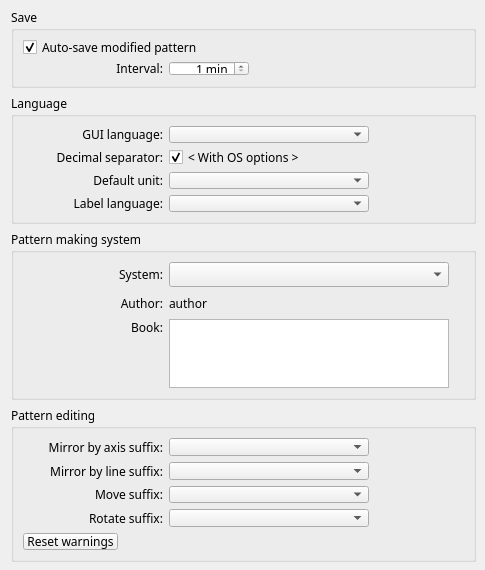
First picture: the form in src/app/seamly2d/dialogs/configpages/preferencesconfigurationpage.ui, repository FashionFreedom/Seamly2D, before the edit.
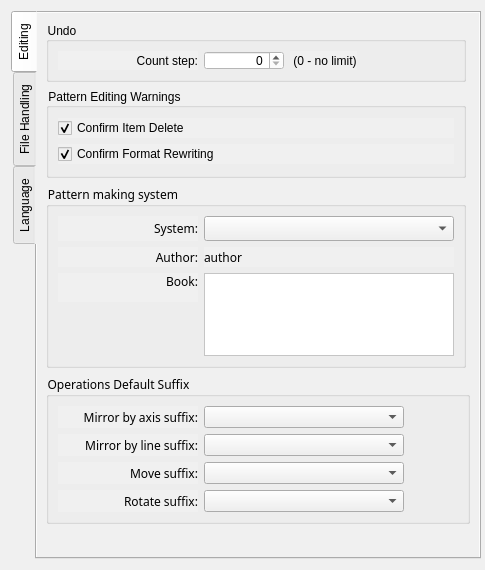
Second picture: the form after the edit. Custom widgets are drawn as their Qt base class.

Commit message:
Add default export file format preference setting
Add default export file format preference setting

The edit to the form file:
```diff
--- a/src/app/seamly2d/dialogs/configpages/preferencesconfigurationpage.ui
+++ b/src/app/seamly2d/dialogs/configpages/preferencesconfigurationpage.ui
@@ -18,81 +18,191 @@
   </property>
   <property name="maximumSize">
    <size>
-    <width>493</width>
+    <width>600</width>
     <height>570</height>
    </size>
   </property>
   <property name="windowTitle">
    <string notr="true">Configuration</string>
   </property>
-  <layout class="QGridLayout" name="gridLayout">
-   <property name="topMargin">
-    <number>8</number>
-   </property>
-   <property name="rightMargin">
-    <number>8</number>
-   </property>
-   <property name="bottomMargin">
-    <number>8</number>
-   </property>
+  <property name="styleSheet">
+   <string notr="true">background-color: rgb(240, 240, 240);</string>
+  </property>
+  <layout class="QFormLayout" name="formLayout">
    <item row="0" column="0">
-    <widget class="QGroupBox" name="save_GroupBox">
+    <widget class="QTabWidget" name="tabWidget">
      <property name="minimumSize">
       <size>
-       <width>465</width>
-       <height>80</height>
+       <width>470</width>
+       <height>0</height>
+      </size>
+     </property>
+     <property name="palette">
+      <palette>
+       <active>
+        <colorrole role="Button">
+         <brush brushstyle="SolidPattern">
+          <color alpha="255">
+           <red>240</red>
+           <green>240</green>
+           <blue>240</blue>
+          </color>
+         </brush>
+        </colorrole>
+        <colorrole role="Base">
+         <brush brushstyle="SolidPattern">
+          <color alpha="255">
+           <red>240</red>
+           <green>240</green>
+           <blue>240</blue>
+          </color>
+         </brush>
+        </colorrole>
+        <colorrole role="Window">
+         <brush brushstyle="SolidPattern">
+          <color alpha="255">
+           <red>240</red>
+           <green>240</green>
+           <blue>240</blue>
+          </color>
+         </brush>
+        </colorrole>
+       </active>
+       <inactive>
+        <colorrole role="Button">
+         <brush brushstyle="SolidPattern">
+          <color alpha="255">
+           <red>240</red>
+           <green>240</green>
+           <blue>240</blue>
+          </color>
+         </brush>
+        </colorrole>
+        <colorrole role="Base">
+         <brush brushstyle="SolidPattern">
+          <color alpha="255">
+           <red>240</red>
+           <green>240</green>
+           <blue>240</blue>
+          </color>
+         </brush>
+        </colorrole>
+        <colorrole role="Window">
+         <brush brushstyle="SolidPattern">
+          <color alpha="255">
+           <red>240</red>
+           <green>240</green>
+           <blue>240</blue>
+          </color>
+         </brush>
+        </colorrole>
+       </inactive>
+       <disabled>
+        <colorrole role="Button">
+         <brush brushstyle="SolidPattern">
+          <color alpha="255">
+           <red>240</red>
+           <green>240</green>
+           <blue>240</blue>
+          </color>
+         </brush>
+        </colorrole>
+        <colorrole role="Base">
+         <brush brushstyle="SolidPattern">
+          <color alpha="255">
+           <red>240</red>
+           <green>240</green>
+           <blue>240</blue>
+          </color>
+         </brush>
+        </colorrole>
+        <colorrole role="Window">
+         <brush brushstyle="SolidPattern">
+          <color alpha="255">
+           <red>240</red>
+           <green>240</green>
+           <blue>240</blue>
+          </color>
+         </brush>
+        </colorrole>
+       </disabled>
+      </palette>
+     </property>
+     <property name="font">
+      <font>
+       <pointsize>9</pointsize>
+      </font>
+     </property>
+     <property name="autoFillBackground">
+      <bool>false</bool>
+     </property>
+     <property name="tabPosition">
+      <enum>QTabWidget::West</enum>
+     </property>
+     <property name="currentIndex">
+      <number>0</number>
+     </property>
+     <widget class="QWidget" name="general_Tab">
+      <attribute name="title">
+       <string>Editing</string>
+      </attribute>
+      <layout class="QVBoxLayout" name="verticalLayout_9">
+       <item>
+        <widget class="QGroupBox" name="undo_GroupBox">
+         <property name="minimumSize">
+          <size>
+           <width>420</width>
+           <height>60</height>
       </size>
      </property>
      <property name="maximumSize">
       <size>
-       <width>465</width>
+           <width>420</width>
        <height>16777215</height>
       </size>
      </property>
      <property name="font">
       <font>
-       <family>MS Shell Dlg 2 UI</family>
+           <family>MS Shell Dlg 2</family>
        <pointsize>9</pointsize>
-       <weight>50</weight>
-       <bold>false</bold>
       </font>
      </property>
      <property name="title">
-      <string>Save</string>
-     </property>
-     <layout class="QGridLayout" name="gridLayout_6" columnminimumwidth="140,0,0">
-      <item row="0" column="0" colspan="2">
-       <widget class="QCheckBox" name="autoSaveCheck">
-        <property name="sizePolicy">
-         <sizepolicy hsizetype="Preferred" vsizetype="Fixed">
-          <horstretch>0</horstretch>
-          <verstretch>0</verstretch>
-         </sizepolicy>
+          <string>Undo</string>
+         </property>
+         <layout class="QVBoxLayout" name="verticalLayout_3">
+          <item>
+           <layout class="QHBoxLayout" name="horizontalLayout_5">
+            <item>
+             <widget class="QLabel" name="undoCount_Label">
+              <property name="minimumSize">
+               <size>
+                <width>140</width>
+                <height>0</height>
+               </size>
+              </property>
+              <property name="maximumSize">
+               <size>
+                <width>16777215</width>
+                <height>16777215</height>
+               </size>
         </property>
         <property name="font">
          <font>
-          <family>MS Shell Dlg 2 UI</family>
+                <family>MS Shell Dlg 2</family>
           <pointsize>9</pointsize>
-          <weight>50</weight>
-          <bold>false</bold>
          </font>
         </property>
         <property name="text">
-         <string>Auto-save modified pattern</string>
-        </property>
-        <property name="checked">
-         <bool>true</bool>
+               <string>Count step:</string>
+              </property>
+              <property name="alignment">
+               <set>Qt::AlignRight|Qt::AlignTrailing|Qt::AlignVCenter</set>
         </property>
        </widget>
       </item>
-      <item row="1" column="1">
-       <widget class="QSpinBox" name="autoTime">
-        <property name="sizePolicy">
-         <sizepolicy hsizetype="Minimum" vsizetype="Fixed">
-          <horstretch>0</horstretch>
-          <verstretch>0</verstretch>
-         </sizepolicy>
-        </property>
+            <item>
+             <widget class="QSpinBox" name="undoCount_SpinBox">
         <property name="minimumSize">
          <size>
           <width>80</width>
@@ -101,46 +211,33 @@
         </property>
         <property name="font">
          <font>
-          <family>MS Shell Dlg 2 UI</family>
+                <family>MS Shell Dlg 2</family>
           <pointsize>9</pointsize>
-          <weight>50</weight>
-          <bold>false</bold>
-         </font>
-        </property>
+               </font>
+              </property>
+              <property name="styleSheet">
+               <string notr="true">background-color: rgb(255, 255, 255);</string>
+              </property>
         <property name="alignment">
          <set>Qt::AlignRight|Qt::AlignTrailing|Qt::AlignVCenter</set>
         </property>
-        <property name="suffix">
-         <string> min</string>
-        </property>
-        <property name="minimum">
-         <number>1</number>
-        </property>
-        <property name="maximum">
-         <number>60</number>
-        </property>
-       </widget>
-      </item>
-      <item row="1" column="0">
-       <widget class="QLabel" name="label">
+             </widget>
+            </item>
+            <item>
+             <widget class="QLabel" name="label_10">
         <property name="font">
          <font>
-          <family>MS Shell Dlg 2 UI</family>
+                <family>MS Shell Dlg 2</family>
           <pointsize>9</pointsize>
-          <weight>50</weight>
-          <bold>false</bold>
          </font>
         </property>
         <property name="text">
-         <string>Interval:</string>
-        </property>
-        <property name="alignment">
-         <set>Qt::AlignRight|Qt::AlignTrailing|Qt::AlignVCenter</set>
+               <string> (0 - no limit)</string>
         </property>
        </widget>
       </item>
-      <item row="1" column="2">
-       <spacer name="horizontalSpacer_3">
+            <item>
+             <spacer name="horizontalSpacer_5">
         <property name="orientation">
          <enum>Qt::Horizontal</enum>
         </property>
@@ -153,19 +250,72 @@
        </spacer>
       </item>
      </layout>
-    </widget>
-   </item>
-   <item row="2" column="0">
+          </item>
+         </layout>
+        </widget>
+       </item>
+       <item>
+        <widget class="QGroupBox" name="patternEditing_GroupBox">
+         <property name="minimumSize">
+          <size>
+           <width>420</width>
+           <height>90</height>
+          </size>
+         </property>
+         <property name="maximumSize">
+          <size>
+           <width>420</width>
+           <height>16777215</height>
+          </size>
+         </property>
+         <property name="font">
+          <font>
+           <family>MS Shell Dlg 2</family>
+           <pointsize>9</pointsize>
+          </font>
+         </property>
+         <property name="title">
+          <string>Pattern Editing Warnings</string>
+         </property>
+         <layout class="QVBoxLayout" name="verticalLayout_7">
+          <item>
+           <layout class="QVBoxLayout" name="verticalLayout_8">
+            <item>
+             <widget class="QCheckBox" name="confirmItemDelete_CheckBox">
+              <property name="text">
+               <string>Confirm Item Delete</string>
+              </property>
+              <property name="checked">
+               <bool>true</bool>
+              </property>
+             </widget>
+            </item>
+            <item>
+             <widget class="QCheckBox" name="confirmFormatRewriting_CheckBox">
+              <property name="text">
+               <string>Confirm Format Rewriting</string>
+              </property>
+              <property name="checked">
+               <bool>true</bool>
+              </property>
+             </widget>
+            </item>
+           </layout>
+          </item>
+         </layout>
+        </widget>
+       </item>
+       <item>
     <widget class="QGroupBox" name="patternMakingSytem_GroupBox">
      <property name="minimumSize">
       <size>
-       <width>465</width>
+           <width>420</width>
        <height>170</height>
       </size>
      </property>
      <property name="maximumSize">
       <size>
-       <width>465</width>
+           <width>420</width>
        <height>16777215</height>
       </size>
      </property>
@@ -178,12 +328,34 @@
      <property name="title">
       <string>Pattern making system</string>
      </property>
-     <layout class="QGridLayout" name="gridLayout_3" columnminimumwidth="140,0,0">
+         <layout class="QFormLayout" name="formLayout_2">
+          <item row="0" column="0">
+           <widget class="QLabel" name="label_15">
+            <property name="minimumSize">
+             <size>
+              <width>140</width>
+              <height>0</height>
+             </size>
+            </property>
+            <property name="font">
+             <font>
+              <family>MS Shell Dlg 2 UI</family>
+              <pointsize>9</pointsize>
+             </font>
+            </property>
+            <property name="text">
+             <string>System:</string>
+            </property>
+            <property name="alignment">
+             <set>Qt::AlignRight|Qt::AlignTrailing|Qt::AlignVCenter</set>
+            </property>
+           </widget>
+          </item>
       <item row="0" column="1">
        <widget class="QComboBox" name="systemCombo">
         <property name="minimumSize">
          <size>
-          <width>280</width>
+              <width>250</width>
           <height>0</height>
          </size>
         </property>
@@ -195,6 +367,69 @@
         </property>
        </widget>
       </item>
+          <item row="1" column="0">
+           <widget class="QLabel" name="label_16">
+            <property name="minimumSize">
+             <size>
+              <width>140</width>
+              <height>0</height>
+             </size>
+            </property>
+            <property name="font">
+             <font>
+              <family>MS Shell Dlg 2 UI</family>
+              <pointsize>9</pointsize>
+             </font>
+            </property>
+            <property name="text">
+             <string>Author:</string>
+            </property>
+            <property name="alignment">
+             <set>Qt::AlignRight|Qt::AlignTrailing|Qt::AlignVCenter</set>
+            </property>
+           </widget>
+          </item>
+          <item row="1" column="1">
+           <widget class="QLabel" name="systemAuthorValueLabel">
+            <property name="minimumSize">
+             <size>
+              <width>200</width>
+              <height>20</height>
+             </size>
+            </property>
+            <property name="font">
+             <font>
+              <family>MS Shell Dlg 2 UI</family>
+              <pointsize>9</pointsize>
+             </font>
+            </property>
+            <property name="text">
+             <string notr="true">author</string>
+            </property>
+           </widget>
+          </item>
+          <item row="2" column="0">
+           <widget class="QLabel" name="label_17">
+            <property name="minimumSize">
+             <size>
+              <width>140</width>
+              <height>0</height>
+             </size>
+            </property>
+            <property name="font">
+             <font>
+              <family>MS Shell Dlg 2 UI</family>
+              <pointsize>9</pointsize>
+             </font>
+            </property>
+            <property name="text">
+             <string>Book:</string>
+            </property>
+            <property name="alignment">
+             <set>Qt::AlignRight|Qt::AlignTop|Qt::AlignTrailing</set>
+            </property>
+           </widget>
+          </item>
       <item row="2" column="1">
        <widget class="QPlainTextEdit" name="systemBookValueLabel">
         <property name="sizePolicy">
@@ -205,7 +440,7 @@
         </property>
         <property name="minimumSize">
          <size>
-          <width>280</width>
+              <width>250</width>
           <height>50</height>
          </size>
         </property>
@@ -221,273 +456,22 @@
           <pointsize>9</pointsize>
          </font>
         </property>
+            <property name="styleSheet">
+             <string notr="true">background-color: rgb(255, 255, 255);</string>
+            </property>
         <property name="readOnly">
          <bool>true</bool>
         </property>
        </widget>
       </item>
-      <item row="0" column="0">
-       <widget class="QLabel" name="label_6">
-        <property name="font">
-         <font>
-          <family>MS Shell Dlg 2 UI</family>
-          <pointsize>9</pointsize>
-         </font>
-        </property>
-        <property name="text">
-         <string>System:</string>
-        </property>
-        <property name="alignment">
-         <set>Qt::AlignRight|Qt::AlignTrailing|Qt::AlignVCenter</set>
-        </property>
-       </widget>
-      </item>
-      <item row="1" column="0">
-       <widget class="QLabel" name="label_7">
-        <property name="font">
-         <font>
-          <family>MS Shell Dlg 2 UI</family>
-          <pointsize>9</pointsize>
-         </font>
-        </property>
-        <property name="text">
-         <string>Author:</string>
-        </property>
-        <property name="alignment">
-         <set>Qt::AlignRight|Qt::AlignTrailing|Qt::AlignVCenter</set>
-        </property>
-       </widget>
-      </item>
-      <item row="2" column="0">
-       <widget class="QLabel" name="label_9">
-        <property name="font">
-         <font>
-          <family>MS Shell Dlg 2 UI</family>
-          <pointsize>9</pointsize>
-         </font>
-        </property>
-        <property name="text">
-         <string>Book:</string>
-        </property>
-        <property name="alignment">
-         <set>Qt::AlignRight|Qt::AlignTop|Qt::AlignTrailing</set>
-        </property>
-       </widget>
-      </item>
-      <item row="1" column="1">
-       <widget class="QLabel" name="systemAuthorValueLabel">
-        <property name="minimumSize">
-         <size>
-          <width>200</width>
-          <height>20</height>
-         </size>
-        </property>
-        <property name="font">
-         <font>
-          <family>MS Shell Dlg 2 UI</family>
-          <pointsize>9</pointsize>
-         </font>
-        </property>
-        <property name="text">
-         <string notr="true">author</string>
-        </property>
-       </widget>
-      </item>
-      <item row="2" column="2">
-       <spacer name="horizontalSpacer_4">
-        <property name="orientation">
-         <enum>Qt::Horizontal</enum>
-        </property>
-        <property name="sizeHint" stdset="0">
-         <size>
-          <width>40</width>
-          <height>20</height>
-         </size>
-        </property>
-       </spacer>
-      </item>
      </layout>
     </widget>
    </item>
-   <item row="1" column="0">
-    <widget class="QGroupBox" name="language_GroupBox">
+       <item>
+        <widget class="QGroupBox" name="suffix_GroupBox">
      <property name="minimumSize">
       <size>
-       <width>465</width>
-       <height>130</height>
-      </size>
-     </property>
-     <property name="maximumSize">
-      <size>
-       <width>465</width>
-       <height>16777215</height>
-      </size>
-     </property>
-     <property name="font">
-      <font>
-       <family>MS Shell Dlg 2 UI</family>
-       <pointsize>9</pointsize>
-      </font>
-     </property>
-     <property name="title">
-      <string>Language</string>
-     </property>
-     <layout class="QGridLayout" name="gridLayout_2" columnminimumwidth="140,0,0">
-      <item row="1" column="0">
-       <widget class="QLabel" name="label_3">
-        <property name="font">
-         <font>
-          <family>MS Shell Dlg 2 UI</family>
-          <pointsize>9</pointsize>
-         </font>
-        </property>
-        <property name="text">
-         <string>Decimal separator:</string>
-        </property>
-        <property name="alignment">
-         <set>Qt::AlignRight|Qt::AlignTrailing|Qt::AlignVCenter</set>
-        </property>
-       </widget>
-      </item>
-      <item row="1" column="1">
-       <widget class="QCheckBox" name="osOptionCheck">
-        <property name="minimumSize">
-         <size>
-          <width>200</width>
-          <height>0</height>
-         </size>
-        </property>
-        <property name="font">
-         <font>
-          <family>MS Shell Dlg 2 UI</family>
-          <pointsize>9</pointsize>
-         </font>
-        </property>
-        <property name="text">
-         <string notr="true">&lt; With OS options &gt;</string>
-        </property>
-        <property name="checked">
-         <bool>true</bool>
-        </property>
-       </widget>
-      </item>
-      <item row="0" column="1">
-       <widget class="QComboBox" name="langCombo">
-        <property name="minimumSize">
-         <size>
-          <width>200</width>
-          <height>0</height>
-         </size>
-        </property>
-        <property name="font">
-         <font>
-          <family>MS Shell Dlg 2 UI</family>
-          <pointsize>9</pointsize>
-         </font>
-        </property>
-       </widget>
-      </item>
-      <item row="0" column="0">
-       <widget class="QLabel" name="label_2">
-        <property name="font">
-         <font>
-          <family>MS Shell Dlg 2 UI</family>
-          <pointsize>9</pointsize>
-         </font>
-        </property>
-        <property name="text">
-         <string>GUI language:</string>
-        </property>
-        <property name="alignment">
-         <set>Qt::AlignRight|Qt::AlignTrailing|Qt::AlignVCenter</set>
-        </property>
-       </widget>
-      </item>
-      <item row="3" column="1">
-       <widget class="QComboBox" name="labelCombo">
-        <property name="minimumSize">
-         <size>
-          <width>200</width>
-          <height>0</height>
-         </size>
-        </property>
-        <property name="font">
-         <font>
-          <family>MS Shell Dlg 2 UI</family>
-          <pointsize>9</pointsize>
-         </font>
-        </property>
-       </widget>
-      </item>
-      <item row="3" column="0">
-       <widget class="QLabel" name="label_5">
-        <property name="font">
-         <font>
-          <family>MS Shell Dlg 2 UI</family>
-          <pointsize>9</pointsize>
-         </font>
-        </property>
-        <property name="text">
-         <string>Label language:</string>
-        </property>
-        <property name="alignment">
-         <set>Qt::AlignRight|Qt::AlignTrailing|Qt::AlignVCenter</set>
-        </property>
-       </widget>
-      </item>
-      <item row="2" column="0">
-       <widget class="QLabel" name="label_4">
-        <property name="font">
-         <font>
-          <family>MS Shell Dlg 2 UI</family>
-          <pointsize>9</pointsize>
-         </font>
-        </property>
-        <property name="text">
-         <string>Default unit:</string>
-        </property>
-        <property name="alignment">
-         <set>Qt::AlignRight|Qt::AlignTrailing|Qt::AlignVCenter</set>
-        </property>
-       </widget>
-      </item>
-      <item row="2" column="1">
-       <widget class="QComboBox" name="unitCombo">
-        <property name="minimumSize">
-         <size>
-          <width>200</width>
-          <height>0</height>
-         </size>
-        </property>
-        <property name="font">
-         <font>
-          <family>MS Shell Dlg 2 UI</family>
-          <pointsize>9</pointsize>
-         </font>
-        </property>
-       </widget>
-      </item>
-      <item row="1" column="2">
-       <spacer name="horizontalSpacer">
-        <property name="orientation">
-         <enum>Qt::Horizontal</enum>
-        </property>
-        <property name="sizeHint" stdset="0">
-         <size>
-          <width>40</width>
-          <height>20</height>
-         </size>
-        </property>
-       </spacer>
-      </item>
-     </layout>
-    </widget>
-   </item>
-   <item row="3" column="0">
-    <widget class="QGroupBox" name="patternEditing_GroupBox">
-     <property name="minimumSize">
-      <size>
-       <width>465</width>
+           <width>420</width>
        <height>150</height>
       </size>
      </property>
@@ -504,11 +488,11 @@
       </font>
      </property>
      <property name="title">
-      <string>Pattern editing</string>
-     </property>
-     <layout class="QVBoxLayout" name="verticalLayout">
+          <string>Operations Default Suffix</string>
+         </property>
+         <layout class="QVBoxLayout" name="verticalLayout_2">
       <item>
-       <layout class="QHBoxLayout" name="horizontalLayout_4">
+           <layout class="QHBoxLayout" name="horizontalLayout_6">
         <item>
          <widget class="QLabel" name="label_11">
           <property name="minimumSize">
@@ -551,7 +535,7 @@
        </layout>
       </item>
       <item>
-       <layout class="QHBoxLayout" name="horizontalLayout_5">
+           <layout class="QHBoxLayout" name="horizontalLayout_7">
         <item>
          <widget class="QLabel" name="label_12">
           <property name="minimumSize">
@@ -596,7 +580,7 @@
       <item>
        <layout class="QHBoxLayout" name="horizontalLayout">
         <item>
-         <widget class="QLabel" name="label_8">
+             <widget class="QLabel" name="label_13">
           <property name="minimumSize">
            <size>
             <width>140</width>
@@ -622,7 +606,7 @@
          </widget>
         </item>
         <item>
-         <spacer name="horizontalSpacer_5">
+             <spacer name="horizontalSpacer_9">
           <property name="orientation">
            <enum>Qt::Horizontal</enum>
           </property>
@@ -639,7 +623,7 @@
       <item>
        <layout class="QHBoxLayout" name="horizontalLayout_2">
         <item>
-         <widget class="QLabel" name="label_10">
+             <widget class="QLabel" name="label_14">
           <property name="minimumSize">
            <size>
             <width>140</width>
@@ -665,6 +649,141 @@
          </widget>
         </item>
         <item>
+             <spacer name="horizontalSpacer_10">
+              <property name="orientation">
+               <enum>Qt::Horizontal</enum>
+              </property>
+              <property name="sizeHint" stdset="0">
+               <size>
+                <width>40</width>
+                <height>20</height>
+               </size>
+              </property>
+             </spacer>
+            </item>
+           </layout>
+          </item>
+         </layout>
+        </widget>
+       </item>
+       <item>
+        <spacer name="verticalSpacer_3">
+         <property name="orientation">
+          <enum>Qt::Vertical</enum>
+         </property>
+         <property name="sizeHint" stdset="0">
+          <size>
+           <width>20</width>
+           <height>40</height>
+          </size>
+         </property>
+        </spacer>
+       </item>
+      </layout>
+     </widget>
+     <widget class="QWidget" name="fileHandling_Tab">
+      <attribute name="title">
+       <string>File Handling</string>
+      </attribute>
+      <layout class="QVBoxLayout" name="verticalLayout_6">
+       <item>
+        <widget class="QGroupBox" name="autoSave_CheckBox">
+         <property name="minimumSize">
+          <size>
+           <width>420</width>
+           <height>60</height>
+          </size>
+         </property>
+         <property name="maximumSize">
+          <size>
+           <width>420</width>
+           <height>16777215</height>
+          </size>
+         </property>
+         <property name="font">
+          <font>
+           <family>MS Shell Dlg 2</family>
+           <pointsize>9</pointsize>
+           <weight>50</weight>
+           <bold>false</bold>
+          </font>
+         </property>
+         <property name="title">
+          <string>Enable Autosave</string>
+         </property>
+         <property name="checkable">
+          <bool>true</bool>
+         </property>
+         <layout class="QVBoxLayout" name="verticalLayout">
+          <item>
+           <layout class="QHBoxLayout" name="horizontalLayout_4">
+            <item>
+             <widget class="QLabel" name="interval_Label">
+              <property name="minimumSize">
+               <size>
+                <width>140</width>
+                <height>0</height>
+               </size>
+              </property>
+              <property name="font">
+               <font>
+                <family>MS Shell Dlg 2 UI</family>
+                <pointsize>9</pointsize>
+                <weight>50</weight>
+                <bold>false</bold>
+               </font>
+              </property>
+              <property name="text">
+               <string>Interval:</string>
+              </property>
+              <property name="alignment">
+               <set>Qt::AlignRight|Qt::AlignTrailing|Qt::AlignVCenter</set>
+              </property>
+             </widget>
+            </item>
+            <item>
+             <widget class="QSpinBox" name="autoInterval_Spinbox">
+              <property name="sizePolicy">
+               <sizepolicy hsizetype="Minimum" vsizetype="Fixed">
+                <horstretch>0</horstretch>
+                <verstretch>0</verstretch>
+               </sizepolicy>
+              </property>
+              <property name="minimumSize">
+               <size>
+                <width>120</width>
+                <height>0</height>
+               </size>
+              </property>
+              <property name="font">
+               <font>
+                <family>MS Shell Dlg 2</family>
+                <pointsize>9</pointsize>
+                <weight>50</weight>
+                <bold>false</bold>
+               </font>
+              </property>
+              <property name="styleSheet">
+               <string notr="true">background-color: rgb(255, 255, 255);</string>
+              </property>
+              <property name="alignment">
+               <set>Qt::AlignRight|Qt::AlignTrailing|Qt::AlignVCenter</set>
+              </property>
+              <property name="suffix">
+               <string> min</string>
+              </property>
+              <property name="prefix">
+               <string>Every </string>
+              </property>
+              <property name="minimum">
+               <number>1</number>
+              </property>
+              <property name="maximum">
+               <number>60</number>
+              </property>
+             </widget>
+            </item>
+            <item>
          <spacer name="horizontalSpacer_6">
           <property name="orientation">
            <enum>Qt::Horizontal</enum>
@@ -679,29 +798,166 @@
         </item>
        </layout>
       </item>
+         </layout>
+        </widget>
+       </item>
+       <item>
+        <widget class="QGroupBox" name="exportFormat_GroupBox">
+         <property name="minimumSize">
+          <size>
+           <width>420</width>
+           <height>100</height>
+          </size>
+         </property>
+         <property name="maximumSize">
+          <size>
+           <width>420</width>
+           <height>16777215</height>
+          </size>
+         </property>
+         <property name="title">
+          <string>Export Format</string>
+         </property>
+         <layout class="QVBoxLayout" name="verticalLayout_5">
+          <item>
+           <widget class="QCheckBox" name="uselastExportFormat_CheckBox">
+            <property name="text">
+             <string>Save last used</string>
+            </property>
+           </widget>
+          </item>
       <item>
        <layout class="QHBoxLayout" name="horizontalLayout_3">
         <item>
-         <widget class="QPushButton" name="resetWarningsButton">
-          <property name="sizePolicy">
-           <sizepolicy hsizetype="Fixed" vsizetype="Fixed">
-            <horstretch>0</horstretch>
-            <verstretch>0</verstretch>
-           </sizepolicy>
-          </property>
+             <widget class="QLabel" name="defaultExportFormat_Label">
+              <property name="minimumSize">
+               <size>
+                <width>140</width>
+                <height>0</height>
+               </size>
+              </property>
+              <property name="text">
+               <string>Default:</string>
+              </property>
+              <property name="alignment">
+               <set>Qt::AlignRight|Qt::AlignTrailing|Qt::AlignVCenter</set>
+              </property>
+             </widget>
+            </item>
+            <item>
+             <widget class="ExportFormatCombobox" name="defaultExportFormat_ComboBox">
+              <property name="minimumSize">
+               <size>
+                <width>250</width>
+                <height>0</height>
+               </size>
+              </property>
+             </widget>
+            </item>
+            <item>
+             <spacer name="horizontalSpacer">
+              <property name="orientation">
+               <enum>Qt::Horizontal</enum>
+              </property>
+              <property name="sizeHint" stdset="0">
+               <size>
+                <width>40</width>
+                <height>20</height>
+               </size>
+              </property>
+             </spacer>
+            </item>
+           </layout>
+          </item>
+         </layout>
+        </widget>
+       </item>
+       <item>
+        <spacer name="verticalSpacer">
+         <property name="orientation">
+          <enum>Qt::Vertical</enum>
+         </property>
+         <property name="sizeHint" stdset="0">
+          <size>
+           <width>20</width>
+           <height>353</height>
+          </size>
+         </property>
+        </spacer>
+       </item>
+      </layout>
+     </widget>
+     <widget class="QWidget" name="language_Tab">
+      <attribute name="title">
+       <string>Language</string>
+      </attribute>
+      <layout class="QVBoxLayout" name="verticalLayout_10">
+       <item>
+        <widget class="QGroupBox" name="language_GroupBox">
+         <property name="minimumSize">
+          <size>
+           <width>420</width>
+           <height>140</height>
+          </size>
+         </property>
+         <property name="maximumSize">
+          <size>
+           <width>420</width>
+           <height>16777215</height>
+          </size>
+         </property>
           <property name="font">
            <font>
-            <family>MS Shell Dlg 2 UI</family>
+           <family>MS Shell Dlg 2</family>
             <pointsize>9</pointsize>
            </font>
           </property>
+         <property name="title">
+          <string>Language</string>
+         </property>
+         <layout class="QVBoxLayout" name="verticalLayout_4">
+          <item>
+           <layout class="QHBoxLayout" name="horizontalLayout_11">
+            <item>
+             <widget class="QLabel" name="label_6">
+              <property name="minimumSize">
+               <size>
+                <width>140</width>
+                <height>0</height>
+               </size>
+              </property>
+              <property name="font">
+               <font>
+                <family>MS Shell Dlg 2</family>
+                <pointsize>9</pointsize>
+               </font>
+              </property>
           <property name="text">
-           <string>Reset warnings</string>
-          </property>
+               <string>GUI language:</string>
+              </property>
+              <property name="alignment">
+               <set>Qt::AlignRight|Qt::AlignTrailing|Qt::AlignVCenter</set>
+              </property>
          </widget>
         </item>
         <item>
-         <spacer name="horizontalSpacer_2">
+             <widget class="QComboBox" name="langCombo">
+              <property name="minimumSize">
+               <size>
+                <width>245</width>
+                <height>0</height>
+               </size>
+              </property>
+              <property name="font">
+               <font>
+                <family>MS Shell Dlg 2</family>
+                <pointsize>9</pointsize>
+               </font>
+              </property>
+             </widget>
+            </item>
+            <item>
+             <spacer name="horizontalSpacer_12">
           <property name="orientation">
            <enum>Qt::Horizontal</enum>
           </property>
@@ -715,11 +971,206 @@
         </item>
        </layout>
       </item>
-     </layout>
-    </widget>
-   </item>
-  </layout>
- </widget>
+          <item>
+           <layout class="QHBoxLayout" name="horizontalLayout_12">
+            <item>
+             <widget class="QLabel" name="label_7">
+              <property name="minimumSize">
+               <size>
+                <width>140</width>
+                <height>0</height>
+               </size>
+              </property>
+              <property name="font">
+               <font>
+                <family>MS Shell Dlg 2</family>
+                <pointsize>9</pointsize>
+               </font>
+              </property>
+              <property name="text">
+               <string>Decimal separator:</string>
+              </property>
+              <property name="alignment">
+               <set>Qt::AlignRight|Qt::AlignTrailing|Qt::AlignVCenter</set>
+              </property>
+             </widget>
+            </item>
+            <item>
+             <widget class="QCheckBox" name="osOptionCheck">
+              <property name="minimumSize">
+               <size>
+                <width>200</width>
+                <height>0</height>
+               </size>
+              </property>
+              <property name="font">
+               <font>
+                <family>MS Shell Dlg 2</family>
+                <pointsize>9</pointsize>
+               </font>
+              </property>
+              <property name="text">
+               <string notr="true">&lt; With OS options &gt;</string>
+              </property>
+              <property name="checked">
+               <bool>true</bool>
+              </property>
+             </widget>
+            </item>
+            <item>
+             <spacer name="horizontalSpacer_13">
+              <property name="orientation">
+               <enum>Qt::Horizontal</enum>
+              </property>
+              <property name="sizeHint" stdset="0">
+               <size>
+                <width>40</width>
+                <height>20</height>
+               </size>
+              </property>
+             </spacer>
+            </item>
+           </layout>
+          </item>
+          <item>
+           <layout class="QHBoxLayout" name="horizontalLayout_13">
+            <item>
+             <widget class="QLabel" name="label_8">
+              <property name="minimumSize">
+               <size>
+                <width>140</width>
+                <height>0</height>
+               </size>
+              </property>
+              <property name="font">
+               <font>
+                <family>MS Shell Dlg 2</family>
+                <pointsize>9</pointsize>
+               </font>
+              </property>
+              <property name="text">
+               <string>Default unit:</string>
+              </property>
+              <property name="alignment">
+               <set>Qt::AlignRight|Qt::AlignTrailing|Qt::AlignVCenter</set>
+              </property>
+             </widget>
+            </item>
+            <item>
+             <widget class="QComboBox" name="unitCombo">
+              <property name="minimumSize">
+               <size>
+                <width>245</width>
+                <height>0</height>
+               </size>
+              </property>
+              <property name="font">
+               <font>
+                <family>MS Shell Dlg 2</family>
+                <pointsize>9</pointsize>
+               </font>
+              </property>
+             </widget>
+            </item>
+            <item>
+             <spacer name="horizontalSpacer_14">
+              <property name="orientation">
+               <enum>Qt::Horizontal</enum>
+              </property>
+              <property name="sizeHint" stdset="0">
+               <size>
+                <width>40</width>
+                <height>20</height>
+               </size>
+              </property>
+             </spacer>
+            </item>
+           </layout>
+          </item>
+          <item>
+           <layout class="QHBoxLayout" name="horizontalLayout_14">
+            <item>
+             <widget class="QLabel" name="label_9">
+              <property name="minimumSize">
+               <size>
+                <width>140</width>
+                <height>0</height>
+               </size>
+              </property>
+              <property name="font">
+               <font>
+                <family>MS Shell Dlg 2</family>
+                <pointsize>9</pointsize>
+               </font>
+              </property>
+              <property name="text">
+               <string>Label language:</string>
+              </property>
+              <property name="alignment">
+               <set>Qt::AlignRight|Qt::AlignTrailing|Qt::AlignVCenter</set>
+              </property>
+             </widget>
+            </item>
+            <item>
+             <widget class="QComboBox" name="labelCombo">
+              <property name="minimumSize">
+               <size>
+                <width>245</width>
+                <height>0</height>
+               </size>
+              </property>
+              <property name="font">
+               <font>
+                <family>MS Shell Dlg 2</family>
+                <pointsize>9</pointsize>
+               </font>
+              </property>
+             </widget>
+            </item>
+            <item>
+             <spacer name="horizontalSpacer_15">
+              <property name="orientation">
+               <enum>Qt::Horizontal</enum>
+              </property>
+              <property name="sizeHint" stdset="0">
+               <size>
+                <width>40</width>
+                <height>20</height>
+               </size>
+              </property>
+             </spacer>
+            </item>
+           </layout>
+          </item>
+          <item>
+           <spacer name="verticalSpacer_2">
+            <property name="orientation">
+             <enum>Qt::Vertical</enum>
+            </property>
+            <property name="sizeHint" stdset="0">
+             <size>
+              <width>20</width>
+              <height>40</height>
+             </size>
+            </property>
+           </spacer>
+          </item>
+         </layout>
+        </widget>
+       </item>
+      </layout>
+     </widget>
+    </widget>
+   </item>
+  </layout>
+ </widget>
+ <customwidgets>
+  <customwidget>
+   <class>ExportFormatCombobox</class>
+   <extends>QComboBox</extends>
+   <header>export_format_combobox.h</header>
+  </customwidget>
+ </customwidgets>
  <resources/>
  <connections/>
 </ui>
```
Lines whose indentation alone changed are shown as unchanged. The commit also changes 27 other files.
